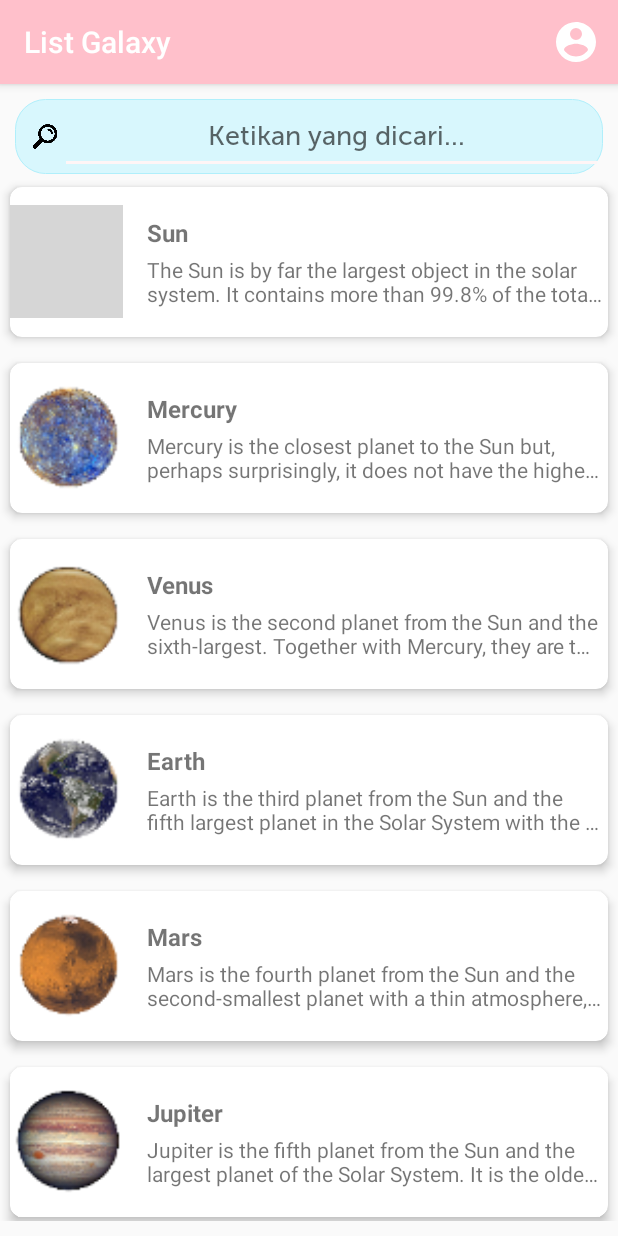
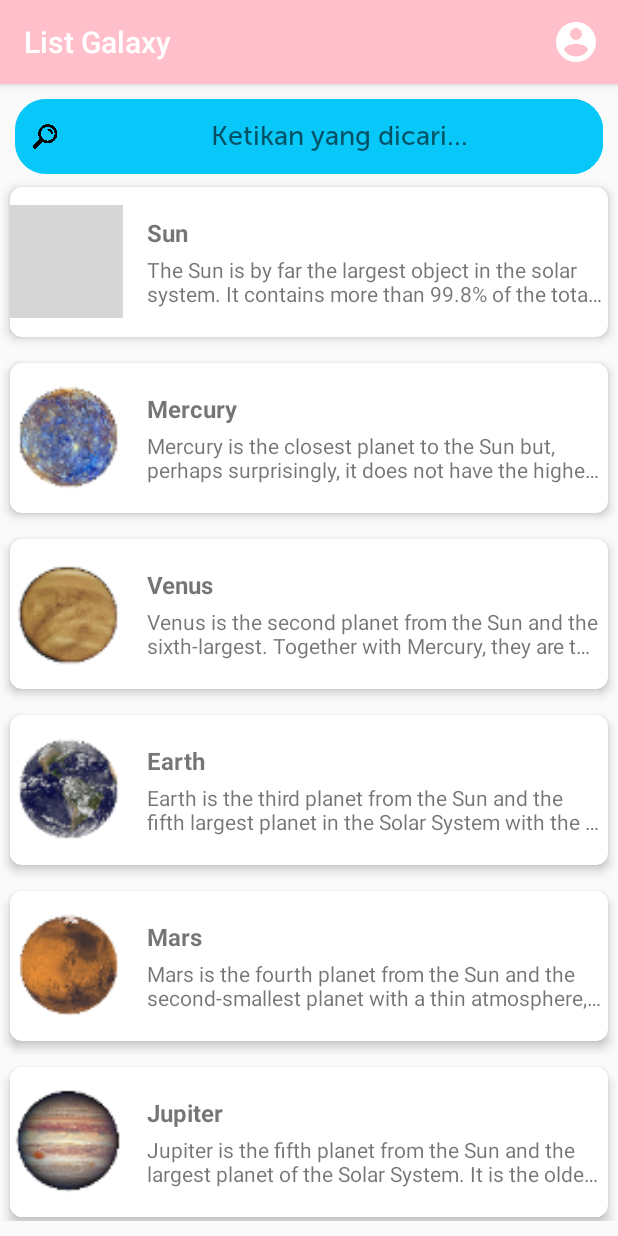
Before and after one commit to kukuhsw/SicKot, an Android app: the screen it shows after launch (MainActivity), on a phone screen of 412 x 824 dp. Run offline under Robolectric (Android 15) with nearby library versions, the phone set to English and light mode, and no system bars; our stand-ins replace CircleImageView; grey boxes are pictures that could not be loaded.

```diff
--- a/app/build.gradle
+++ b/app/build.gradle
@@ -37,5 +37,6 @@ dependencies {
     implementation 'androidx.cardview:cardview:1.0.0'
     implementation 'de.hdodenhof:circleimageview:3.0.0'
     implementation 'com.github.bumptech.glide:glide:4.9.0'
+    implementation 'com.alespero:expandable-cardview:0.8'
 
 }
--- a/app/src/main/res/drawable/button.xml
+++ b/app/src/main/res/drawable/button.xml
@@ -3,10 +3,10 @@
     <item android:state_pressed="false" >
         <shape>
             <solid
-                android:color="#D8F7FD" />
+                android:color="#07C8F9" />
             <stroke
                 android:width="1px"
-                android:color="#B0EFFB" />
+                android:color="#07C8F9" />
             <corners android:radius="20dp" />
         </shape>
     </item>
--- a/app/src/main/res/layout/activity_main.xml
+++ b/app/src/main/res/layout/activity_main.xml
@@ -37,9 +37,10 @@
                 android:layout_height="50dp"
                 android:textAlignment="center"
                 android:paddingStart="10dp"
+                android:background="@drawable/button"
                 android:hint="Ketikan yang dicari..."
                 android:fontFamily="@font/museosans"
-                android:textColor="@color/colorPrimary"
+                android:textColor="@color/colorBlack"
                 android:layout_alignParentTop="true"
                 android:layout_toRightOf="@id/imgSearch"
                 />
--- a/app/src/main/res/values/colors.xml
+++ b/app/src/main/res/values/colors.xml
@@ -4,4 +4,5 @@
     <color name="colorPrimaryDark">#FFE0E5</color>
     <color name="colorAccent">#FFF5F6</color>
     <color name="blueSky">#2AC5F4</color>
+    <color name="colorBlack">#432371</color>
 </resources>
--- a/app/src/main/res/values/strings.xml
+++ b/app/src/main/res/values/strings.xml
@@ -7,7 +7,7 @@
     <string name="with_cardview">with CardView</string>
     <string name="favorite">Favorite</string>
     <string name="share">Share</string>
-    <string name="profile_name">Kukuh</string>
+    <string name="profile_name">Kukuh Satrio Wibowo</string>
     <string name="profile_job">Android Engineer</string>
     <string name="profile_description">Skilled Android, DevOps and IoT Engineer with 2+ years of hands-on experience supporting, automating, and optimizing mission critical deployments in AWS, leveraging configuration management, CI/CD, and DevOps processes. Built core features for app with 10K+ downloads.</string>
 </resources>
```
Also changed, not shown: app/src/main/res/drawable/profile.xml (deleted, +0 -8 lines), app/src/main/res/layout/activity_profile.xml (+22 -13 lines).
